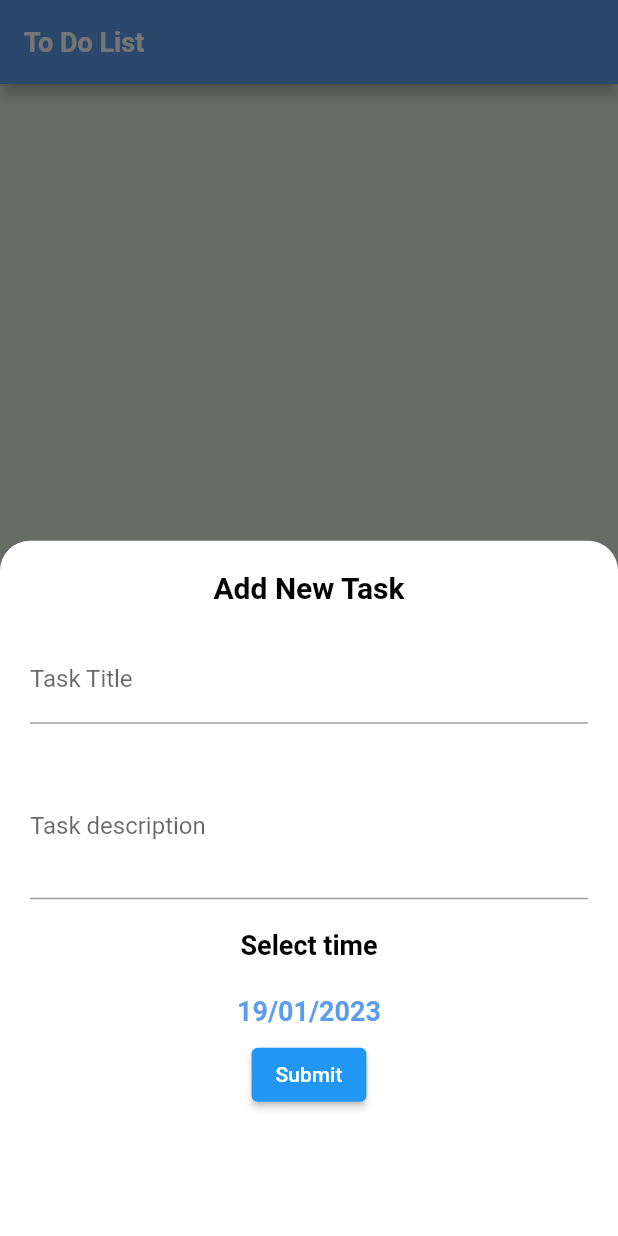
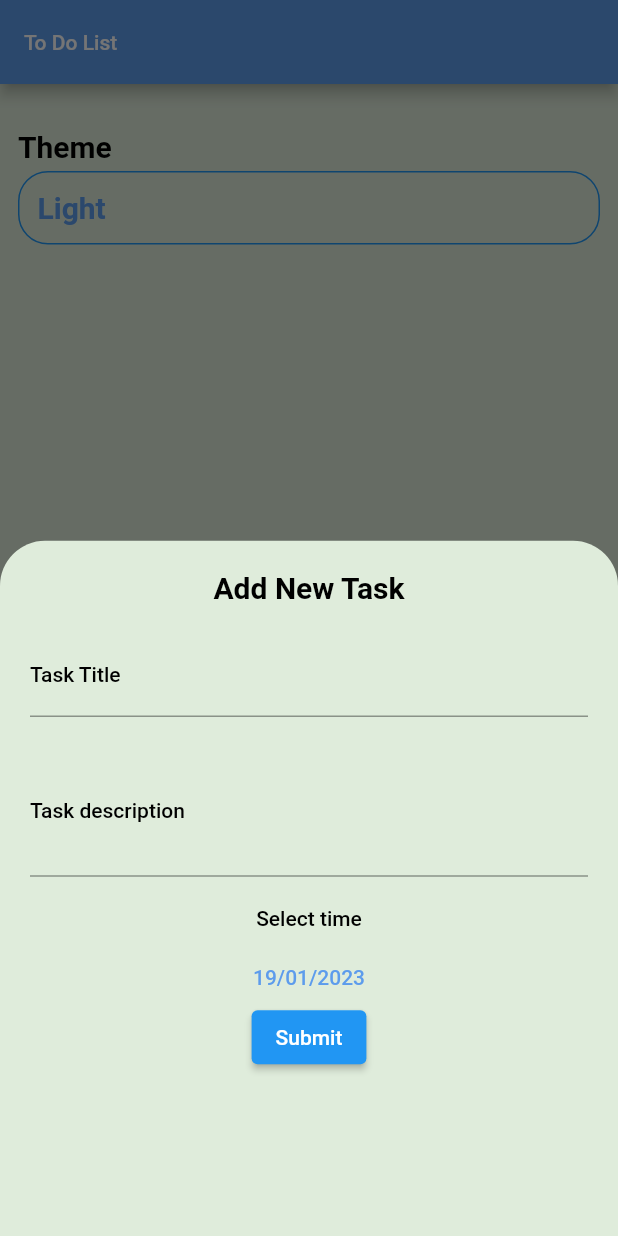
Before and after one commit to Taku-Android/ToDoApp, a Flutter app: the screen it shows after launch, item 2 of the bottom bar chosen, after a tap on the "add" icon, on a phone screen of 412 x 824 dp. Run offline on Flutter 3.47's test engine with Material 2 defaults, Android fonts, the phone set to English and light mode, and no system bars; our stand-ins replace calendar_timeline, cloud_firestore, firebase_core, flutter_slidable; accounts and stored records are empty.

Commit message:
+ splash photos + splash_screen.dart % main.dart{  adding changeNotifierProvider } + settings_providers.dart{  to change the theme in all the program } % settings_tab.dart + theme_bottom_sheet.dart

```diff
--- a/lib/main.dart
+++ b/lib/main.dart
@@ -2,7 +2,10 @@
 
 import 'package:firebase_core/firebase_core.dart';
 import 'package:flutter/material.dart';
+import 'package:provider/provider.dart';
 import 'package:todo_app/myTheme.dart';
+import 'package:todo_app/provider/settings_providers.dart';
+import 'package:todo_app/splash_screen.dart';
 import 'package:todo_app/ui/home/home_screen.dart';
 import 'package:todo_app/ui/home/settings/settings_tab.dart';
 import 'package:todo_app/ui/home/tasks_lists/TasksTab.dart';
@@ -16,7 +19,10 @@ void main() async {
   await Firebase.initializeApp(
     options: DefaultFirebaseOptions.currentPlatform,
   );
-  runApp(MyApp());
+  runApp(ChangeNotifierProvider(
+      create: (buildContext) => SettingsProvider() ,
+      child: MyApp()
+  ));
 }
 
 class MyApp extends StatelessWidget{
@@ -24,15 +30,20 @@ class MyApp extends StatelessWidget{
   @override
   Widget build(BuildContext context) {
 
+    var settingsProvider = Provider.of<SettingsProvider>(context);
+
     return MaterialApp(
       routes: {
+        Splash.routeName : (_) => Splash() ,
         HomeScreen.routeName : (_) => HomeScreen() ,
         SettingsTabs.routeName : (_) => SettingsTabs() ,
         TasksTab.routeName : (_) => TasksTab() ,
         //EditTaskScreen.routeName : (_) => EditTaskScreen() ,
       },
-      initialRoute: HomeScreen.routeName,
+      initialRoute: Splash.routeName,
       theme: MyTheme.lightTheme,
+      darkTheme: MyTheme.darkTheme,
+      themeMode: settingsProvider.currentTheme ,
     );
 
 
--- a/lib/myTheme.dart
+++ b/lib/myTheme.dart
@@ -1,95 +1,99 @@
-
-
+import 'package:calendar_timeline/calendar_timeline.dart';
 import 'package:flutter/material.dart';
 
 class MyTheme {
-
   static const Color lightPrimaryColor = Color(0xFF5D9CEC);
+  static const Color darkPrimaryColor = Color(0xFF5D9CEC);
 
   static const Color lightScaffoldBackGround = Color(0xFFDFECDB);
+  static const Color darkScaffoldBackGround = Color(0xFF060E1E);
 
-
-
-
-
+  static const Color lightMonthDayColor = Color(0xFF000000);
+  static const Color darkMonthDayColor = Color(0xFFFFFFFF);
 
   static final lightTheme = ThemeData(
-
-    primaryColor: lightPrimaryColor ,
-
-    appBarTheme: const AppBarTheme(
-      color: lightPrimaryColor
+    primaryColor: lightPrimaryColor,
+    inputDecorationTheme:
+        InputDecorationTheme(labelStyle: TextStyle(color: Colors.black)),
+    appBarTheme: AppBarTheme(
+      color: lightPrimaryColor,
     ),
-
-    scaffoldBackgroundColor: lightScaffoldBackGround ,
-
+    floatingActionButtonTheme:
+        FloatingActionButtonThemeData(backgroundColor: lightPrimaryColor),
+    bottomAppBarColor: Colors.white,
+    scaffoldBackgroundColor: lightScaffoldBackGround,
     bottomNavigationBarTheme: const BottomNavigationBarThemeData(
-      // now we but a navigation appBar we need to make this transparent so the
-      // appbar theme show make it not transparent to see if u forget
-        backgroundColor: Colors.transparent ,
+        // now we but a navigation appBar we need to make this transparent so the
+        // appbar theme show make it not transparent to see if u forget
+        backgroundColor: Colors.transparent,
         elevation: 0,
-      selectedIconTheme: IconThemeData(
-        color: lightPrimaryColor ,
-        size: 36
-
-      ) ,
-      unselectedIconTheme: IconThemeData(
-        color: Color(0xFFC8C9CB) ,
-        size: 36
-      )
-    ),
-
+        selectedIconTheme: IconThemeData(color: lightPrimaryColor, size: 36),
+        unselectedIconTheme: IconThemeData(color: Color(0xFFC8C9CB), size: 36)),
     bottomSheetTheme: const BottomSheetThemeData(
-      backgroundColor: Colors.white ,
-
+        backgroundColor: lightScaffoldBackGround,
         shape: RoundedRectangleBorder(
-        borderRadius: BorderRadius.only(
-          topLeft: Radius.circular(20) ,
-          topRight: Radius.circular(20)
-
-        )
-      )
-
-    ),
-
-
-
+            borderRadius: BorderRadius.only(
+                topLeft: Radius.circular(30), topRight: Radius.circular(30)))),
     textTheme: const TextTheme(
       // the add task bar  and editTask bar
       headline5: TextStyle(
-        color: Colors.black ,
-        fontSize: 20 ,
-        fontWeight: FontWeight.bold
-      ) ,
+          color: Colors.black, fontSize: 20, fontWeight: FontWeight.bold),
       headline6: TextStyle(
-          color: Colors.black ,
-          fontSize: 18 ,
-          fontWeight: FontWeight.bold
-      ) ,
+        color: Colors.black,
+        fontSize: 14,
+      ),
       headline4: TextStyle(
-          color: lightPrimaryColor ,
-          fontSize: 20 ,
-          fontWeight: FontWeight.bold
-
-      ) ,
+          color: lightPrimaryColor, fontSize: 20, fontWeight: FontWeight.bold),
       headline3: TextStyle(
-          color: Colors.black ,
-          fontSize: 14 ,
-
-      ) ,
+        color: Colors.black,
+        fontSize: 14,
+      ),
       //app bar of Edit screen
       headline2: TextStyle(
-        color: Colors.white ,
-        fontSize: 24 ,
-
-      ) ,
-
+        color: Colors.white,
+        fontSize: 24,
+      ),
     ),
-
-
-
   );
 
-
-
+  static final darkTheme = ThemeData(
+    primaryColor: darkPrimaryColor,
+    appBarTheme: const AppBarTheme(color: darkPrimaryColor),
+    bottomAppBarColor: Color(0xFF141922),
+    scaffoldBackgroundColor: darkScaffoldBackGround,
+    inputDecorationTheme:
+        InputDecorationTheme(labelStyle: TextStyle(color: Colors.white)),
+    bottomNavigationBarTheme: const BottomNavigationBarThemeData(
+        // now we but a navigation appBar we need to make this transparent so the
+        // appbar theme show make it not transparent to see if u forget
+        backgroundColor: Colors.transparent,
+        elevation: 0,
+        selectedIconTheme: IconThemeData(color: darkPrimaryColor, size: 36),
+        unselectedIconTheme: IconThemeData(color: Color(0xFFC8C9CB), size: 36)),
+    bottomSheetTheme: const BottomSheetThemeData(
+        backgroundColor: Color(0xFF141922),
+        shape: RoundedRectangleBorder(
+            borderRadius: BorderRadius.only(
+                topLeft: Radius.circular(30), topRight: Radius.circular(30)))),
+    textTheme: const TextTheme(
+      // the add task bar  and editTask bar
+      headline5: TextStyle(
+          color: Colors.white, fontSize: 20, fontWeight: FontWeight.bold),
+      headline6: TextStyle(
+        color: Colors.white,
+        fontSize: 14,
+      ),
+      headline4: TextStyle(
+          color: darkPrimaryColor, fontSize: 20, fontWeight: FontWeight.bold),
+      headline3: TextStyle(
+        color: Colors.white,
+        fontSize: 14,
+      ),
+      //app bar of Edit screen
+      headline2: TextStyle(
+        color: Colors.white,
+        fontSize: 24,
+      ),
+    ),
+  );
 }
--- /dev/null
+++ b/lib/provider/settings_providers.dart
@@ -0,0 +1,19 @@
+
+import 'package:flutter/material.dart';
+
+class SettingsProvider extends ChangeNotifier{
+
+  ThemeMode currentTheme = ThemeMode.light ;
+
+
+
+  void changeTheme(ThemeMode newMode){
+    currentTheme = newMode ;
+    notifyListeners();
+  }
+
+  bool isDarkMode(){
+    return currentTheme == ThemeMode.dark ;
+  }
+
+}
--- /dev/null
+++ b/lib/splash_screen.dart
@@ -0,0 +1,51 @@
+// ignore_for_file: import_of_legacy_library_into_null_safe
+
+import 'dart:async';
+
+import 'package:flutter/material.dart';
+import 'package:provider/provider.dart';
+import 'package:todo_app/provider/settings_providers.dart';
+
+import 'package:todo_app/ui/home/home_screen.dart';
+
+class Splash extends StatefulWidget {
+
+  static const String routeName = 'splash';
+
+  @override
+  State<Splash> createState() => _SplashState();
+}
+
+class _SplashState extends State<Splash> {
+
+
+  @override
+  Widget build(BuildContext context) {
+
+    var settingProvider = Provider.of<SettingsProvider>(context);
+
+    Timer(const Duration(seconds: 2) , (){
+      Navigator.of(context).pushReplacementNamed(HomeScreen.routeName);
+    });
+
+    return Stack(
+      children: [
+
+        Container(
+          color: Colors.white,
+          child: Image.asset((settingProvider.currentTheme == ThemeMode.dark)?
+          "assets/images/dark_splash.png" :
+          "assets/images/ligh_splash.png"
+            ,
+            width: double.infinity,
+            height: double.infinity,
+            fit: BoxFit.fill,
+          ),
+        ) ,
+
+
+      ],
+    );
+
+  }
+}
--- a/lib/ui/home/add_task.dart
+++ b/lib/ui/home/add_task.dart
@@ -35,6 +35,7 @@ class _AddTaskState extends State<AddTask> {
           Container(
             margin: const EdgeInsets.all(20),
             child: TextFormField(
+              style: Theme.of(context).textTheme.headline6,
               controller: titleController,
               validator: (input) {
                 if (input == null || input.trim().isEmpty) {
@@ -50,6 +51,7 @@ class _AddTaskState extends State<AddTask> {
           Container(
             margin: const EdgeInsets.only(left: 20, right: 20, bottom: 20),
             child: TextFormField(
+              style: Theme.of(context).textTheme.headline6,
               controller: descController,
               validator: (input) {
                 if (input == null || input.isEmpty) {
--- a/lib/ui/home/home_screen.dart
+++ b/lib/ui/home/home_screen.dart
@@ -20,24 +20,24 @@ class _HomeScreenState extends State<HomeScreen> {
     return Scaffold(
       resizeToAvoidBottomInset: false ,
       appBar: AppBar(
-        title: Text('To Do List' , style: TextStyle(
+        title: const Text('To Do List' , style: TextStyle(
           color: Colors.white
         ),),
       ),
       floatingActionButtonLocation: FloatingActionButtonLocation.centerDocked,
       floatingActionButton: FloatingActionButton(
-        shape: StadiumBorder(
+        shape: const StadiumBorder(
           side: BorderSide(color: Colors.white , width: 4)
         ),
         onPressed: (){
             showAddTaskBottomSheet();
 
         },
-        child: Icon(Icons.add),
+        child: const Icon(Icons.add),
       ),
       bottomNavigationBar: BottomAppBar(
 
-        shape: CircularNotchedRectangle(),
+        shape: const CircularNotchedRectangle(),
         notchMargin: 7,
 
         child: BottomNavigationBar(
@@ -50,7 +50,7 @@ class _HomeScreenState extends State<HomeScreen> {
             });
             },
 
-          items: [
+          items: const [
 
             BottomNavigationBarItem(icon: Icon(Icons.list) , label: '') ,
             BottomNavigationBarItem(icon: Icon(Icons.settings) , label: '') ,
--- a/lib/ui/home/settings/settings_tab.dart
+++ b/lib/ui/home/settings/settings_tab.dart
@@ -1,15 +1,68 @@
 import 'package:flutter/material.dart';
+import 'package:provider/provider.dart';
+import 'package:todo_app/provider/settings_providers.dart';
+import 'package:todo_app/ui/home/settings/theme_bottom_sheet.dart';
 
-class SettingsTabs extends StatelessWidget{
+class SettingsTabs extends StatefulWidget{
 
   static const String routeName = 'setting';
 
   @override
+  State<SettingsTabs> createState() => _SettingsTabsState();
+}
+
+class _SettingsTabsState extends State<SettingsTabs> {
+  @override
   Widget build(BuildContext context) {
 
+    var settingsProvider = Provider.of<SettingsProvider>(context);
+
     return Scaffold(
+
+      body: Container(
+        margin: const EdgeInsets.symmetric(vertical: 30 , horizontal: 12),
+        child: Column(
+          crossAxisAlignment: CrossAxisAlignment.stretch,
+          children: [
+            Text('Theme' ,
+              style: Theme.of(context).textTheme.headline5,),
+
+            SizedBox(height: 5,),
+            InkWell(
+              onTap: (){
+                showThemeBottomSheet();
+              },
+              child: Container(
+                padding: const EdgeInsets.all(12),
+                width: double.infinity,
+                decoration: BoxDecoration(
+                  borderRadius:BorderRadius.circular(20),
+                    border: Border.all(color:
+                    Theme.of(context).accentColor ,
+                        width: 1
+                    )
+                ),
+                child: Text(settingsProvider.isDarkMode()? "Dark" : "Light" ,
+                  style: Theme.of(context).textTheme.headline4 ,),
+              ),
+            )
+          ],
+
+        ),
+      ),
 
 
     );
   }
+
+  void showThemeBottomSheet() {
+
+    showModalBottomSheet(context: context,
+        builder: (buildContext){
+
+              return ThemeBottomSheet();
+
+        });
+
+  }
 }
--- a/lib/ui/home/tasks_lists/TasksTab.dart
+++ b/lib/ui/home/tasks_lists/TasksTab.dart
@@ -1,8 +1,10 @@
 import 'package:cloud_firestore/cloud_firestore.dart';
 import 'package:flutter/material.dart';
 import 'package:calendar_timeline/calendar_timeline.dart';
+import 'package:provider/provider.dart';
 import 'package:todo_app/database/my_database.dart';
 import 'package:todo_app/database/task.dart';
+import 'package:todo_app/provider/settings_providers.dart';
 import 'package:todo_app/ui/home/tasks_lists/edit_task_screen.dart';
 import 'package:todo_app/ui/home/tasks_lists/edit_task_sheet.dart';
 import 'package:todo_app/ui/home/tasks_lists/task_item.dart';
@@ -22,6 +24,8 @@ class _TasksTabState extends State<TasksTab> {
   @override
   Widget build(BuildContext context) {
 
+
+    var settingsProvider = Provider.of<SettingsProvider>(context);
     /**
     if (tasks.isEmpty) {
       loadTasks();
@@ -40,8 +44,13 @@ class _TasksTabState extends State<TasksTab> {
             })
           },
           leftMargin: 20,
-          monthColor:  Colors.black,
-          dayColor: Colors.black,
+
+          monthColor: settingsProvider.isDarkMode()?
+            Colors.white :
+            Colors.black,
+          dayColor: settingsProvider.isDarkMode()?
+            Colors.white :
+            Colors.black,
           activeDayColor: Theme.of(context).primaryColor,
           activeBackgroundDayColor: Colors.white,
           dotsColor: Theme.of(context).primaryColor,
--- a/lib/ui/home/tasks_lists/edit_task_screen.dart
+++ b/lib/ui/home/tasks_lists/edit_task_screen.dart
@@ -51,7 +51,7 @@ class _EditTaskScreenState extends State<EditTaskScreen> {
 
                 decoration: BoxDecoration(
                     borderRadius: BorderRadius.circular(20),
-                    color: Colors.white),
+                    color: Theme.of(context).bottomAppBarColor),
                 child: SingleChildScrollView(
                   child: Column(
                     children: [
@@ -69,6 +69,7 @@ class _EditTaskScreenState extends State<EditTaskScreen> {
                             Container(
                               margin: const EdgeInsets.all(20),
                               child: TextFormField(
+                                style: Theme.of(context).textTheme.headline6,
                                 //controller: titleController,
                                 initialValue: widget.task.title,
                                 onChanged: (value) {
@@ -84,6 +85,7 @@ class _EditTaskScreenState extends State<EditTaskScreen> {
                               margin: const EdgeInsets.only(
                                   left: 20, right: 20, bottom: 20),
                               child: TextFormField(
+                                style: Theme.of(context).textTheme.headline6,
                                 //controller: descController,
                                 initialValue: widget.task.description,
                                 onChanged: (value) {
--- a/lib/ui/home/tasks_lists/task_item.dart
+++ b/lib/ui/home/tasks_lists/task_item.dart
@@ -56,10 +56,12 @@ class _TaskItemState extends State<TaskItem> {
             ],
           ),
           child: Container(
+
             height: 90,
             padding: EdgeInsets.all(12),
             decoration: BoxDecoration(
-                borderRadius: BorderRadius.circular(18), color: Colors.white),
+                borderRadius: BorderRadius.circular(18),
+                color: Theme.of(context).bottomAppBarColor),
             child: Row(
               children: [
                 Container(
@@ -108,7 +110,7 @@ class _TaskItemState extends State<TaskItem> {
                     decoration: BoxDecoration(
                         borderRadius: BorderRadius.circular(10),
                         color: widget.task.isDone
-                            ? Colors.white
+                            ? Theme.of(context).bottomAppBarColor
                             : Theme.of(context).primaryColor),
                     child: widget.task.isDone
                         ? Text(
--- a/pubspec.yaml
+++ b/pubspec.yaml
@@ -41,6 +41,8 @@ dependencies:
   cloud_firestore: ^4.2.0
   intl: ^0.17.0
   calendar_timeline: ^1.1.0
+  splashscreen: ^1.1.0
+  provider: ^6.0.5
 
 dev_dependencies:
   flutter_test:
@@ -65,8 +67,8 @@ flutter:
   uses-material-design: true
 
   # To add assets to your application, add an assets section, like this:
-  # assets:
-  #   - images/a_dot_burr.jpeg
+  assets:
+   - assets/images/
   #   - images/a_dot_ham.jpeg
 
   # An image asset can refer to one or more resolution-specific "variants", see
```
Also changed, not shown: lib/ui/home/settings/theme_bottom_sheet.dart (added, +62 -0 lines), assets/images/dark_splash.png (added), assets/images/dark_splash@2x.png (added), assets/images/dark_splash@3x.png (added), assets/images/ligh_splash.png (added), assets/images/ligh_splash@2x.png (added), assets/images/ligh_splash@3x.png (added), pubspec.lock, 23 other files.
